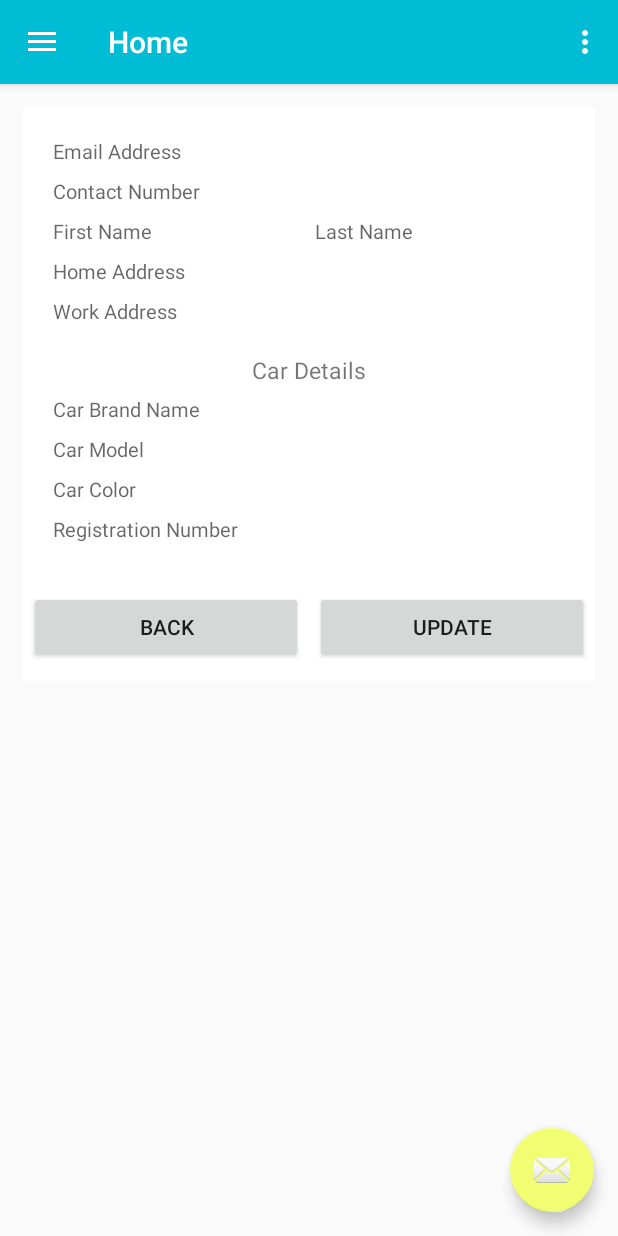
After one commit to taaniya1989/Pool-In, an Android app: the fragment MyProfileFragment placed in its activity, on a phone screen of 412 x 824 dp. The commit adds this screen. Run offline under Robolectric (Android 15) with nearby library versions, the phone set to English and light mode, and no system bars; our stand-ins replace Firebase (no records; nobody signed in at launch, a user with empty details on screens opened directly).

Commit message:
Menu item my profile

```diff
--- a/app/src/main/java/edu/sdsu/tvidhate/pool_in/activity/MainActivity.java
+++ b/app/src/main/java/edu/sdsu/tvidhate/pool_in/activity/MainActivity.java
@@ -27,12 +27,13 @@ import edu.sdsu.tvidhate.pool_in.R;
 import edu.sdsu.tvidhate.pool_in.entity.User;
 import edu.sdsu.tvidhate.pool_in.fragment.AddTripFragment;
 import edu.sdsu.tvidhate.pool_in.fragment.HomeFragment;
+import edu.sdsu.tvidhate.pool_in.fragment.MyProfileFragment;
 import edu.sdsu.tvidhate.pool_in.fragment.UpdateProfileFragment;
 import edu.sdsu.tvidhate.pool_in.helper.SharedConstants;
 
 public class MainActivity extends AppCompatActivity implements HomeFragment.OnFragmentInteractionListener,
-        AddTripFragment.OnFragmentInteractionListener,/*MyTripsFragment.OnFragmentInteractionListener,
-        MyProfileFragment.OnFragmentInteractionListener,RequestsFragment.OnFragmentInteractionListener,*/
+        AddTripFragment.OnFragmentInteractionListener,MyProfileFragment.OnFragmentInteractionListener,/*MyTripsFragment.OnFragmentInteractionListener,
+        RequestsFragment.OnFragmentInteractionListener,*/
         UpdateProfileFragment.OnFragmentInteractionListener,SharedConstants
 {
     List<User> userDetailsList = new ArrayList<>();
@@ -97,6 +98,7 @@ public class MainActivity extends AppCompatActivity implements HomeFragment.OnFr
             loadHomeFragment();
         }
     }
+
     private void loadHomeFragment() {
         selectNavMenu();
         if(getSupportActionBar()!=null){
@@ -126,6 +128,7 @@ public class MainActivity extends AppCompatActivity implements HomeFragment.OnFr
         drawer.closeDrawers();
         invalidateOptionsMenu();
     }
+
     private Fragment getHomeFragment() {
         switch (navItemIndex) {
             case 0:
@@ -137,14 +140,16 @@ public class MainActivity extends AppCompatActivity implements HomeFragment.OnFr
                 return addTripFragment;
         /*    case 2:
                 MyTripsFragment myTripsFragment = new MyTripsFragment();
-                return myTripsFragment;
+                return myTripsFragment;*/
             case 3:
                 MyProfileFragment myProfileFragment = new MyProfileFragment();
                 return myProfileFragment;
+/*
             case 4:
                 RequestsFragment requestsFragment = new RequestsFragment();
                 return requestsFragment;
-        */    default:
+*/
+            default:
                 return new HomeFragment();
         }
     }
--- /dev/null
+++ b/app/src/main/java/edu/sdsu/tvidhate/pool_in/fragment/MyProfileFragment.java
@@ -0,0 +1,216 @@
+package edu.sdsu.tvidhate.pool_in.fragment;
+
+import android.content.Context;
+import android.content.Intent;
+import android.net.Uri;
+import android.os.Bundle;
+import android.support.annotation.Nullable;
+import android.support.v4.app.Fragment;
+import android.support.v4.app.FragmentTransaction;
+import android.util.Log;
+import android.view.LayoutInflater;
+import android.view.View;
+import android.view.ViewGroup;
+import android.widget.Button;
+import android.widget.TextView;
+
+import com.google.firebase.auth.FirebaseAuth;
+import com.google.firebase.database.DataSnapshot;
+import com.google.firebase.database.DatabaseError;
+import com.google.firebase.database.DatabaseReference;
+import com.google.firebase.database.FirebaseDatabase;
+import com.google.firebase.database.ValueEventListener;
+import java.util.ArrayList;
+import java.util.List;
+
+import edu.sdsu.tvidhate.pool_in.R;
+import edu.sdsu.tvidhate.pool_in.entity.Car;
+import edu.sdsu.tvidhate.pool_in.entity.User;
+import edu.sdsu.tvidhate.pool_in.helper.SharedConstants;
+
+/**
+ * A simple {@link Fragment} subclass.
+ * Activities that contain this fragment must implement the
+ * {@link MyProfileFragment.OnFragmentInteractionListener} interface
+ * to handle interaction events.
+ * Use the {@link MyProfileFragment#newInstance} factory method to
+ * create an instance of this fragment.
+ */
+public class MyProfileFragment extends Fragment implements SharedConstants,View.OnClickListener{
+    // TODO: Rename parameter arguments, choose names that match
+    // the fragment initialization parameters, e.g. ARG_ITEM_NUMBER
+    private static final String ARG_PARAM1 = "param1";
+    private static final String ARG_PARAM2 = "param2";
+
+    private Button back,update;
+    private OnFragmentInteractionListener mListener;
+    private String email,myPhoneNo;
+    private TextView mUserFirstName,mUserLastName,mUserEmail,mUserContact,mUserHomeAddress,mUserOfficeAddress;
+    private TextView mUserCarBrand,mUserCarModel,mUserCarColor,mUserCarLicense;
+
+    public MyProfileFragment() {
+        // Required empty public constructor
+    }
+
+    /**
+     * Use this factory method to create a new instance of
+     * this fragment using the provided parameters.
+     *
+     * @param param1 Parameter 1.
+     * @param param2 Parameter 2.
+     * @return A new instance of fragment MyProfileFragment.
+     */
+    // TODO: Rename and change types and number of parameters
+    public static MyProfileFragment newInstance(String param1, String param2) {
+        MyProfileFragment fragment = new MyProfileFragment();
+        Bundle args = new Bundle();
+        args.putString(ARG_PARAM1, param1);
+        args.putString(ARG_PARAM2, param2);
+        fragment.setArguments(args);
+        return fragment;
+    }
+
+    @Override
+    public void onCreate(Bundle savedInstanceState) {
+        super.onCreate(savedInstanceState);
+        if (getArguments() != null) {
+            String mParam1 = getArguments().getString(ARG_PARAM1);
+            String mParam2 = getArguments().getString(ARG_PARAM2);
+        }
+    }
+
+    @Override
+    public View onCreateView(LayoutInflater inflater, ViewGroup container,
+                             Bundle savedInstanceState) {
+        // Inflate the layout for this fragment
+        View view = inflater.inflate(R.layout.fragment_my_profile, container, false);
+
+        FirebaseAuth auth = FirebaseAuth.getInstance();
+
+        mUserFirstName = view.findViewById(R.id.updateFirstNameTextView);
+        mUserLastName = view.findViewById(R.id.updateLastNameTextView);
+        mUserEmail = view.findViewById(R.id.updateEmailAddressTextView);
+        mUserContact = view.findViewById(R.id.updateContactTextView);
+        mUserHomeAddress = view.findViewById(R.id.updateHomeAddressTextView);
+        mUserOfficeAddress = view.findViewById(R.id.updateWorkAddressTextView);
+
+        mUserCarBrand = view.findViewById(R.id.updateCarBrandTextView);
+        mUserCarModel = view.findViewById(R.id.updateCarModelTextView);
+        mUserCarColor = view.findViewById(R.id.updateCarColorTextView);
+        mUserCarLicense = view.findViewById(R.id.updateCarNumberPlateTextView);
+
+        update = view.findViewById(R.id.update_user_profile_button);
+        back = view.findViewById(R.id.back_button);
+
+
+        if(auth.getCurrentUser()!=null){
+            email = auth.getCurrentUser().getEmail();
+            myPhoneNo = auth.getCurrentUser().getDisplayName();
+        }
+
+        mUserEmail.setText(email);
+        mUserContact.setText(myPhoneNo);
+
+        ValueEventListener valueEventListener = new ValueEventListener() {
+            @Override
+            public void onDataChange(DataSnapshot dataSnapshot) {
+                Log.d("rew", "There are " + dataSnapshot.getChildrenCount() + " people");
+                if(dataSnapshot.getChildrenCount()>0){
+                    User currentUser = dataSnapshot.getValue(User.class);
+                    if(currentUser != null) {
+                        mUserFirstName.setText(currentUser.getmFirstName());
+                        mUserLastName.setText(currentUser.getmLastName());
+                        mUserEmail.setText(currentUser.getmEmailAddress());
+                        mUserContact.setText(currentUser.getmContactNumber());
+                        mUserHomeAddress.setText(currentUser.getmHomeAddress());
+                        mUserOfficeAddress.setText(currentUser.getmWorkAddress());
+
+                        if (currentUser.hasACar()) {
+                            Car thisUserCar = currentUser.getmCar();
+                            mUserCarBrand.setText(thisUserCar.getmBrand());
+                            mUserCarModel.setText(thisUserCar.getmModel());
+                            mUserCarColor.setText(thisUserCar.getmColor());
+                            mUserCarLicense.setText(thisUserCar.getmNumberPlate());
+                        }
+                    }
+                }
+
+            }
+            @Override
+            public void onCancelled(DatabaseError databaseError) {
+
+            }
+
+        };
+        FirebaseDatabase database = FirebaseDatabase.getInstance();
+        DatabaseReference people = database.getReference(FIREBASE_PERSONAL_DATA).child(mUserContact.getText().toString());
+        people.addValueEventListener(valueEventListener);
+        return view;
+    }
+
+    @Override
+    public void onViewCreated(View view, @Nullable Bundle savedInstanceState) {
+        super.onViewCreated(view, savedInstanceState);
+        update.setOnClickListener(this);
+        back.setOnClickListener(this);
+    }
+
+    // TODO: Rename method, update argument and hook method into UI event
+    public void onButtonPressed(Uri uri) {
+        if (mListener != null) {
+            mListener.onFragmentInteraction(uri);
+        }
+    }
+
+    @Override
+    public void onAttach(Context context) {
+        super.onAttach(context);
+        if (context instanceof OnFragmentInteractionListener) {
+            mListener = (OnFragmentInteractionListener) context;
+        } else {
+            throw new RuntimeException(context.toString()
+                    + " must implement OnFragmentInteractionListener");
+        }
+    }
+
+    @Override
+    public void onDetach() {
+        super.onDetach();
+        mListener = null;
+    }
+
+    @Override
+    public void onClick(View v) {
+        switch (v.getId())
+        {
+            case R.id.update_user_profile_button:
+                Log.d("rew","Update button clicked");
+                Fragment updateProfileFragment = new UpdateProfileFragment();
+                FragmentTransaction fragmentTransaction = getFragmentManager().beginTransaction();
+                fragmentTransaction.replace(R.id.screen_area,updateProfileFragment);
+                fragmentTransaction.commitAllowingStateLoss();
+                break;
+
+            case R.id.back_button:
+                Intent intent = getActivity().getIntent();
+                getActivity().finish();
+                startActivity(intent);
+                break;
+        }
+    }
+
+    /**
+     * This interface must be implemented by activities that contain this
+     * fragment to allow an interaction in this fragment to be communicated
+     * to the activity and potentially other fragments contained in that
+     * activity.
+     * <p>
+     * See the Android Training lesson <a href=
+     * "http://developer.android.com/training/basics/fragments/communicating.html"
+     * >Communicating with Other Fragments</a> for more information.
+     */
+    public interface OnFragmentInteractionListener {
+        // TODO: Update argument type and name
+        void onFragmentInteraction(Uri uri);
+    }
+}
--- /dev/null
+++ b/app/src/main/res/layout/fragment_my_profile.xml
@@ -0,0 +1,193 @@
+<ScrollView xmlns:android="http://schemas.android.com/apk/res/android"
+    xmlns:tools="http://schemas.android.com/tools"
+    android:layout_width="match_parent"
+    android:layout_height="match_parent"
+    android:id="@+id/scrollView"
+    android:background="@null"
+    android:scrollbars="horizontal">
+    <RelativeLayout
+        android:layout_margin="15dp"
+        android:layout_width="match_parent"
+        android:layout_height="wrap_content"
+        android:background="#ffffff">
+        <LinearLayout xmlns:android="http://schemas.android.com/apk/res/android"
+            xmlns:tools="http://schemas.android.com/tools"
+            android:id="@+id/activity_user_main"
+            android:layout_width="match_parent"
+            android:layout_height="wrap_content"
+            android:orientation="vertical"
+            android:gravity="center"
+            android:fitsSystemWindows="true"
+            tools:context=".fragment.UpdateProfileFragment">
+
+            <LinearLayout
+                android:layout_width="match_parent"
+                android:layout_height="wrap_content"
+                android:gravity=""
+                android:orientation="vertical"
+                android:padding="@dimen/activity_vertical_margin">
+
+                <TextView
+                    android:id="@+id/updateEmailAddressTextView"
+                    android:layout_width="match_parent"
+                    android:layout_height="wrap_content"
+                    android:hint="@string/email_address"
+                    android:inputType="textEmailAddress"
+                    android:maxLines="1"
+                    android:singleLine="true"
+                    android:textSize="13sp"
+                    android:padding="4dp"
+                    android:textColor="@android:color/black" />
+                <TextView
+                    android:id="@+id/updateContactTextView"
+                    android:layout_width="match_parent"
+                    android:layout_height="wrap_content"
+                    android:hint="@string/contact"
+                    android:inputType="textEmailAddress"
+                    android:maxLines="1"
+                    android:singleLine="true"
+                    android:textSize="13sp"
+                    android:padding="4dp"
+                    android:textColor="@android:color/black" />
+
+                <LinearLayout
+                    android:layout_width="match_parent"
+                    android:layout_height="wrap_content"
+                    android:orientation="horizontal">
+
+                    <TextView
+                        android:id="@+id/updateFirstNameTextView"
+                        android:layout_width="wrap_content"
+                        android:layout_height="wrap_content"
+                        android:hint="@string/first_name"
+                        android:inputType="textEmailAddress"
+                        android:maxLines="1"
+                        android:singleLine="true"
+                        android:textSize="13sp"
+                        android:padding="4dp"
+                        android:textColor="@android:color/black"
+                        android:layout_weight="1"/>
+                    <TextView
+                        android:id="@+id/updateLastNameTextView"
+                        android:layout_width="wrap_content"
+                        android:layout_height="wrap_content"
+                        android:hint="@string/last_name"
+                        android:inputType="textEmailAddress"
+                        android:maxLines="1"
+                        android:singleLine="true"
+                        android:textSize="13sp"
+                        android:padding="4dp"
+                        android:textColor="@android:color/black"
+                        android:layout_weight="1"/>
+
+                </LinearLayout>
+                <TextView
+                    android:id="@+id/updateHomeAddressTextView"
+                    android:layout_width="match_parent"
+                    android:layout_height="wrap_content"
+                    android:hint="@string/home_address"
+                    android:inputType="textEmailAddress"
+                    android:maxLines="1"
+                    android:singleLine="true"
+                    android:textSize="13sp"
+                    android:padding="4dp"
+                    android:textColor="@android:color/black" />
+                <TextView
+                    android:id="@+id/updateWorkAddressTextView"
+                    android:layout_width="match_parent"
+                    android:layout_height="wrap_content"
+                    android:hint="@string/work_address"
+                    android:inputType="textEmailAddress"
+                    android:maxLines="1"
+                    android:singleLine="true"
+                    android:textSize="13sp"
+                    android:padding="4dp"
+                    android:textColor="@android:color/black" />
+                <TextView
+                    android:layout_width="match_parent"
+                    android:layout_height="wrap_content"
+                    android:text="@string/car"
+                    android:maxLines="1"
+                    android:singleLine="true"
+                    android:textSize="15sp"
+                    android:layout_marginTop="15dp"
+                    android:layout_marginBottom="2dp"
+                    android:gravity="center"/>
+                <TextView
+                    android:id="@+id/updateCarBrandTextView"
+                    android:layout_width="match_parent"
+                    android:layout_height="wrap_content"
+                    android:hint="@string/car_brand_name"
+                    android:inputType="textEmailAddress"
+                    android:maxLines="1"
+                    android:singleLine="true"
+                    android:textSize="13sp"
+                    android:padding="4dp"
+                    android:textColor="@android:color/black" />
+                <TextView
+                    android:id="@+id/updateCarModelTextView"
+                    android:layout_width="match_parent"
+                    android:layout_height="wrap_content"
+                    android:hint="@string/car_model_name"
+                    android:inputType="textEmailAddress"
+                    android:maxLines="1"
+                    android:singleLine="true"
+                    android:textSize="13sp"
+                    android:padding="4dp"
+                    android:textColor="@android:color/black" />
+                <TextView
+                    android:id="@+id/updateCarColorTextView"
+                    android:layout_width="match_parent"
+                    android:layout_height="wrap_content"
+                    android:hint="@string/car_color"
+                    android:inputType="textEmailAddress"
+                    android:maxLines="1"
+                    android:singleLine="true"
+                    android:textSize="13sp"
+                    android:padding="4dp"
+                    android:textColor="@android:color/black" />
+                <TextView
+                    android:id="@+id/updateCarNumberPlateTextView"
+                    android:layout_width="match_parent"
+                    android:layout_height="wrap_content"
+                    android:hint="@string/car_number_plate"
+                    android:inputType="textEmailAddress"
+                    android:maxLines="1"
+                    android:singleLine="true"
+                    android:textSize="13sp"
+                    android:padding="4dp"
+                    android:textColor="@android:color/black" />
+            </LinearLayout>
+
+            <LinearLayout
+                android:layout_width="match_parent"
+                android:layout_height="wrap_content"
+                android:layout_gravity="center"
+                android:layout_marginBottom="8dp"
+                android:layout_marginTop="8dp"
+                android:gravity="center"
+                android:orientation="horizontal">
+
+                <Button
+                    android:id="@+id/back_button"
+                    android:layout_width="0dp"
+                    android:layout_height="wrap_content"
+                    android:layout_margin="4dp"
+                    android:text="@string/back"
+                    tools:ignore="ButtonStyle"
+                    android:layout_weight="1"/>
+
+                <Button
+                    android:id="@+id/update_user_profile_button"
+                    android:layout_width="0dp"
+                    android:layout_height="wrap_content"
+                    android:layout_margin="4dp"
+                    android:text="@string/update_trip"
+                    tools:ignore="ButtonStyle"
+                    android:layout_weight="1"/>
+
+            </LinearLayout>
+
+        </LinearLayout>
+    </RelativeLayout>
+</ScrollView>
```
